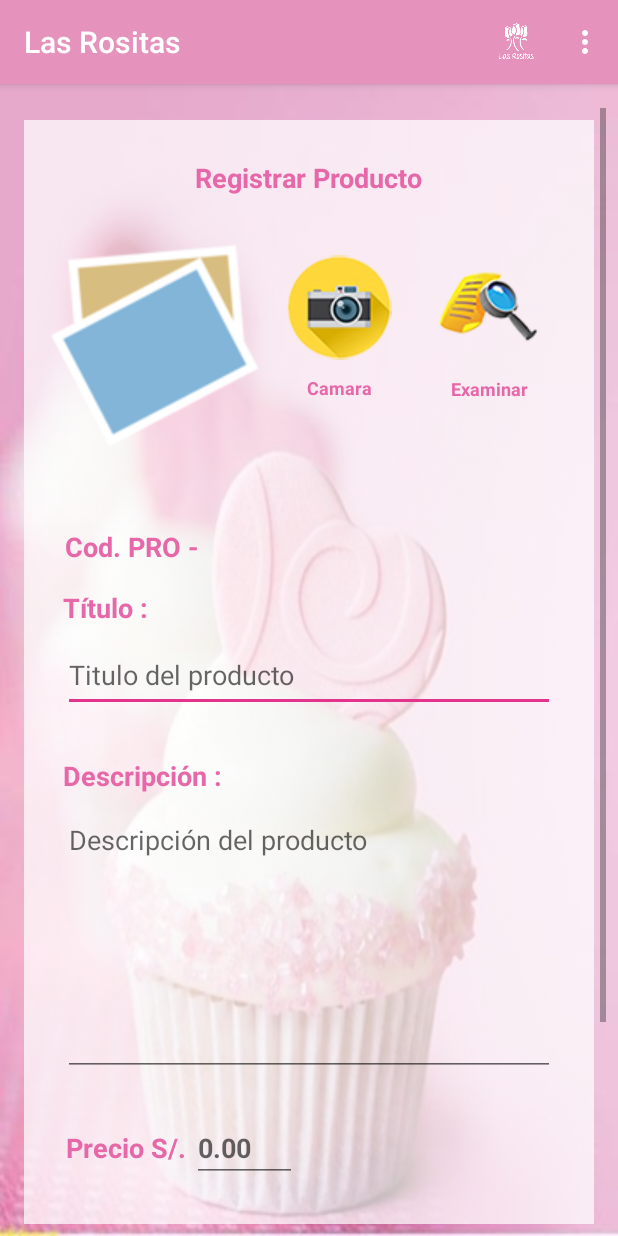
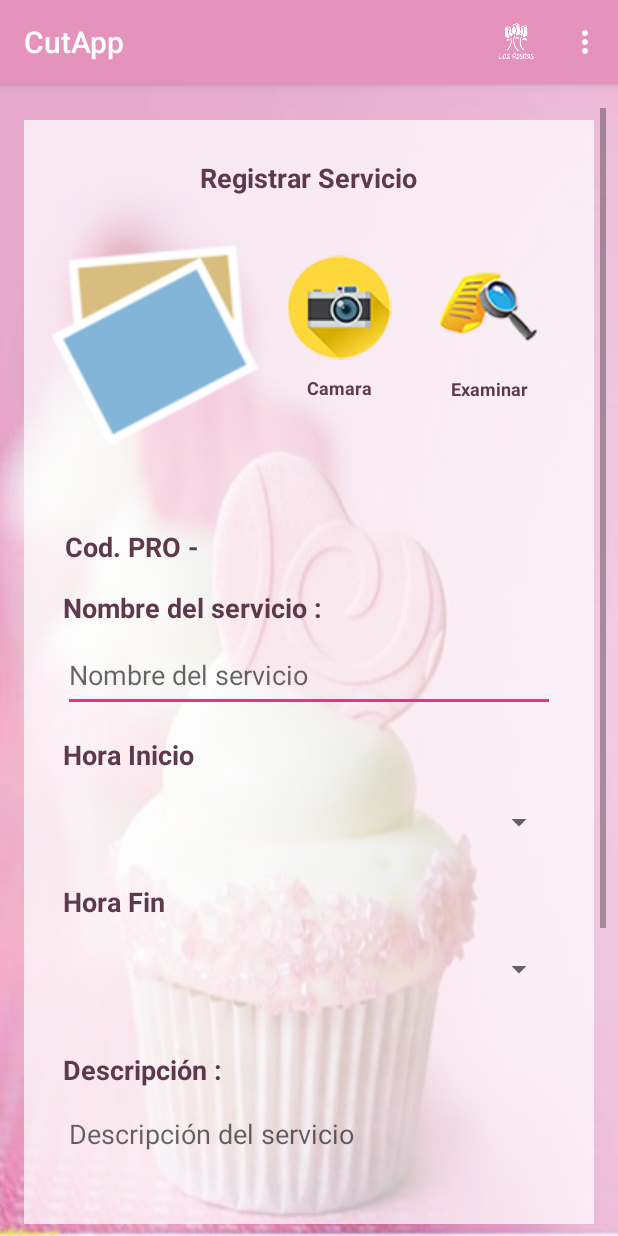
Before and after one commit to dnatividadlecca/TP1, an Android app: the RegistrarProductoActivity screen opened directly, with no data from a screen before it, on a phone screen of 412 x 824 dp. Run offline under Robolectric (Android 15) with nearby library versions, the phone set to English and light mode, and no system bars.

Commit message:
tarea 1,2,3
Formulario Login, Splash, Registro de servicios

```diff
--- a/CutApp/app/src/main/res/layout/activity_registrar_producto.xml
+++ b/CutApp/app/src/main/res/layout/activity_registrar_producto.xml
@@ -65,7 +65,7 @@
                 android:paddingBottom="10sp"
                 android:text="@string/reg_prod_lbl_titulo_principal"
                 android:textAlignment="center"
-                android:textColor="#e768a9"
+                android:textColor="#5E394C"
                 android:textSize="18sp"
                 android:textStyle="bold" />
 
@@ -123,7 +123,7 @@
                                 android:layout_gravity="center"
                                 android:text="@string/reg_prod_imgbutton_camara"
                                 android:textAlignment="center"
-                                android:textColor="#e768a9"
+                                android:textColor="#5E394C"
                                 android:textSize="12sp"
                                 android:textStyle="bold" />
                         </LinearLayout>
@@ -156,7 +156,7 @@
                                 android:paddingBottom="10sp"
                                 android:text="@string/reg_prod_imgbutton_examinar"
                                 android:textAlignment="center"
-                                android:textColor="#e768a9"
+                                android:textColor="#5E394C"
                                 android:textSize="12sp"
                                 android:textStyle="bold" />
                         </LinearLayout>
@@ -178,7 +178,7 @@
                     android:text="@string/reg_prod_lbl_cod"
                     android:textSize="18sp"
                     android:layout_marginLeft="17dp"
-                    android:textColor="#e768a9"
+                    android:textColor="#5E394C"
                     android:textStyle="bold" />
 
                 <TextView
@@ -199,7 +199,7 @@
                 android:layout_marginLeft="16dp"
                 android:layout_marginTop="16dp"
                 android:text="@string/reg_prod_lbl_titulo"
-                android:textColor="#e768a9"
+                android:textColor="#5E394C"
                 android:textSize="18sp"
                 android:textStyle="bold"
                 app:layout_constraintStart_toStartOf="parent"
@@ -223,6 +223,54 @@
                 app:layout_constraintTop_toBottomOf="@+id/reg_prod_etiq_lbl_titulo" />
 
             <TextView
+                android:id="@+id/horarioInicio"
+                android:layout_width="wrap_content"
+                android:layout_height="wrap_content"
+                android:layout_marginStart="16dp"
+                android:layout_marginLeft="16dp"
+                android:layout_marginTop="16dp"
+                android:text="Hora Inicio"
+                android:textColor="#5E394C"
+                android:textSize="18sp"
+                android:textStyle="bold"/>
+
+            <Spinner
+                android:id="@+id/sp_horaInicio"
+                android:layout_width="match_parent"
+                android:layout_height="49dp"
+                android:layout_marginStart="16dp"
+                android:layout_marginLeft="16dp"
+                android:layout_marginTop="8dp"
+                android:layout_marginEnd="16dp"
+                android:layout_marginRight="16dp"
+                app:layout_constraintEnd_toEndOf="parent"
+                app:layout_constraintStart_toStartOf="parent" />
+
+            <TextView
+                android:id="@+id/horarioFin"
+                android:layout_width="wrap_content"
+                android:layout_height="wrap_content"
+                android:layout_marginStart="16dp"
+                android:layout_marginLeft="16dp"
+                android:layout_marginTop="16dp"
+                android:text="Hora Fin"
+                android:textColor="#5E394C"
+                android:textSize="18sp"
+                android:textStyle="bold"/>
+
+            <Spinner
+                android:id="@+id/sp_horaFin"
+                android:layout_width="match_parent"
+                android:layout_height="49dp"
+                android:layout_marginStart="16dp"
+                android:layout_marginLeft="16dp"
+                android:layout_marginTop="8dp"
+                android:layout_marginEnd="16dp"
+                android:layout_marginRight="16dp"
+                app:layout_constraintEnd_toEndOf="parent"
+                app:layout_constraintStart_toStartOf="parent"/>
+
+            <TextView
                 android:id="@+id/reg_prod_etiq_lbl_descripcion"
                 android:layout_width="wrap_content"
                 android:layout_height="wrap_content"
@@ -230,7 +278,7 @@
                 android:layout_marginLeft="16dp"
                 android:layout_marginTop="30dp"
                 android:text="@string/reg_prod_lbl_descripcion"
-                android:textColor="#e768a9"
+                android:textColor="#5E394C"
                 android:textSize="18sp"
                 android:textStyle="bold"
                 app:layout_constraintStart_toStartOf="parent"
@@ -267,7 +315,7 @@
                     android:layout_height="wrap_content"
                     android:layout_marginLeft="18dp"
                     android:text="@string/reg_prod_lbl_precio"
-                    android:textColor="#e768a9"
+                    android:textColor="#5E394C"
                     android:textSize="18sp"
                     android:textStyle="bold"
                     app:layout_constraintStart_toStartOf="parent"
@@ -300,7 +348,7 @@
                 android:layout_marginTop="42dp"
                 android:layout_marginEnd="16dp"
                 android:layout_marginRight="16dp"
-                android:background="#e593bd"
+                android:background="#5E394C"
                 android:onClick="Reg_producto"
                 android:text="@string/reg_prod_btn_registrar"
                 android:textColor="#FFFFFF"
--- a/CutApp/app/src/main/res/values/strings.xml
+++ b/CutApp/app/src/main/res/values/strings.xml
@@ -1,5 +1,5 @@
 <resources>
-    <string name="app_name">Las Rositas</string>
+    <string name="app_name">CutApp</string>
 
     <string name="opc_uno">Login</string>
     <string name="opc_dos">Registrar</string>
@@ -131,14 +131,14 @@
 
 
     <!-- registrar producto -->
-    <string name="reg_prod_lbl_titulo_principal">Registrar Producto</string>
+    <string name="reg_prod_lbl_titulo_principal">Registrar Servicio</string>
     <string name="reg_prod_lbl_cod">Cod. PRO -</string>
     <string name="reg_prod_txt_cod">Código</string>
-    <string name="reg_prod_lbl_titulo">Título :</string>
-    <string name="reg_prod_txt_titulo">Titulo del producto</string>
+    <string name="reg_prod_lbl_titulo">Nombre del servicio :</string>
+    <string name="reg_prod_txt_titulo">Nombre del servicio</string>
     <string name="reg_prod_lbl_descripcion">Descripción :</string>
-    <string name="reg_prod_txt_descripcion">Descripción del producto</string>
-    <string name="reg_prod_btn_registrar">Registrar Producto</string>
+    <string name="reg_prod_txt_descripcion">Descripción del servicio</string>
+    <string name="reg_prod_btn_registrar">Registrar Servicio</string>
     <string name="reg_prod_lbl_precio">Precio S/. </string>
     <string name="reg_prod_txt_precio">0.00</string>
 
```
Also changed, not shown: CutApp/app/src/main/res/layout/activity_login.xml (+45 -38 lines), CutApp/app/src/main/res/layout/activity_splash.xml (+10 -20 lines), CutApp/app/src/main/res/drawable/logo_cutapp.jpg (added).
